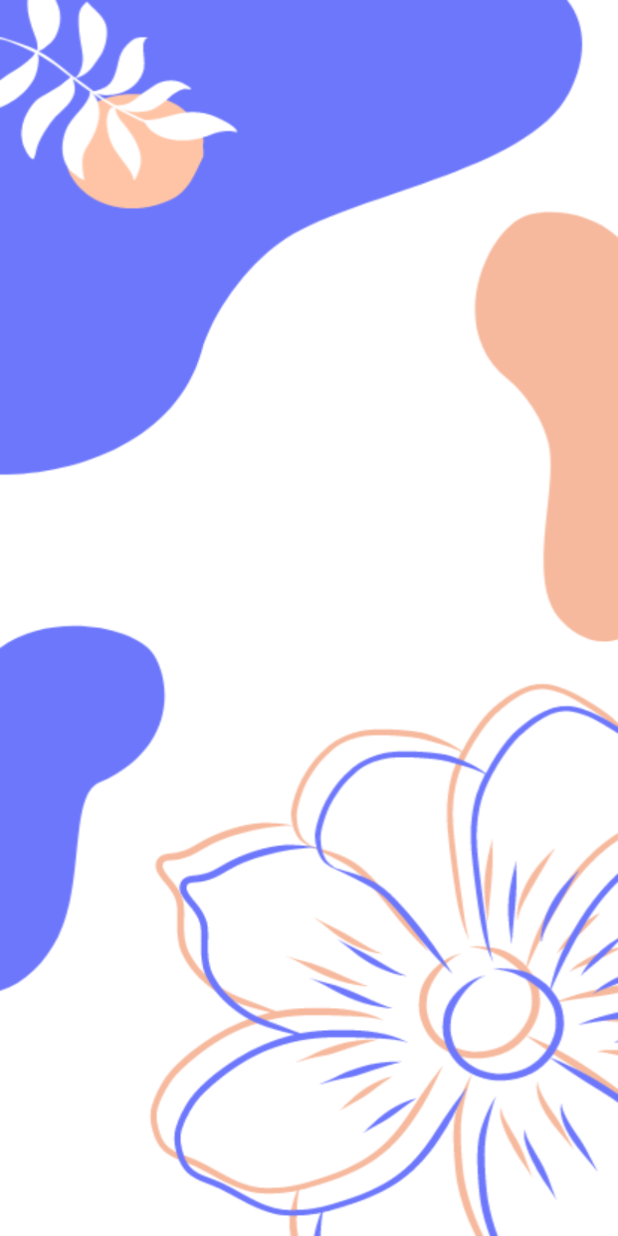
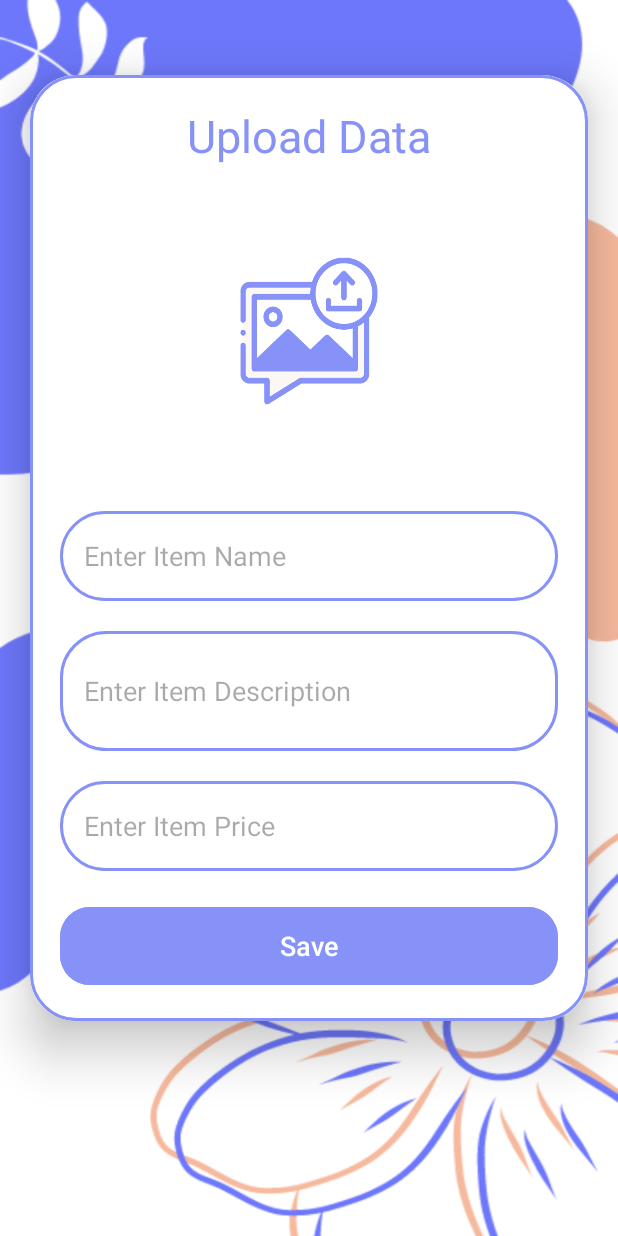
Before and after one commit to Pasindu666/androidapplication, an Android app: the MainActivity screen opened directly, with no data from a screen before it, after a tap on "Add Items", on a phone screen of 412 x 824 dp. Run offline under Robolectric (Android 15) with nearby library versions, the phone set to English and light mode, and no system bars; our stand-ins replace Firebase (no records; nobody signed in at launch, a user with empty details on screens opened directly).

Commit message:
Android Application (Upload Items Added)

```diff
--- a/app/build.gradle
+++ b/app/build.gradle
@@ -35,6 +35,9 @@ dependencies {
     implementation 'com.google.android.material:material:1.9.0'
     implementation 'androidx.constraintlayout:constraintlayout:2.1.4'
     implementation 'com.google.firebase:firebase-auth-ktx:22.1.2'
+    implementation 'com.google.firebase:firebase-database-ktx:20.2.2'
+    implementation 'com.google.firebase:firebase-storage-ktx:20.2.1'
+    implementation 'com.google.firebase:firebase-storage:20.2.1'
     testImplementation 'junit:junit:4.13.2'
     androidTestImplementation 'androidx.test.ext:junit:1.1.5'
     androidTestImplementation 'androidx.test.espresso:espresso-core:3.5.1'
--- a/app/src/main/AndroidManifest.xml
+++ b/app/src/main/AndroidManifest.xml
@@ -1,6 +1,8 @@
 <?xml version="1.0" encoding="utf-8"?>
 <manifest xmlns:android="http://schemas.android.com/apk/res/android"
     xmlns:tools="http://schemas.android.com/tools">
+
+    <uses-permission android:name="android.permission.READ_EXTERNAL_STORAGE" />
 
     <application
         android:allowBackup="true"
@@ -13,7 +15,7 @@
         android:theme="@style/Theme.SignupLoginFirebase"
         tools:targetApi="31">
         <activity
-            android:name=".Add"
+            android:name=".Upload_Activity"
             android:exported="false" />
         <activity
             android:name=".LoginActivity"
--- a/app/src/main/java/com/example/signuploginfirebase/Add.java
+++ /dev/null
@@ -1,21 +0,0 @@
-package com.example.signuploginfirebase;
-
-import androidx.appcompat.app.AppCompatActivity;
-import androidx.cardview.widget.CardView;
-
-import android.content.Intent;
-import android.os.Bundle;
-import android.view.View;
-
-public class Add extends AppCompatActivity {
-
-    CardView addItemCard;
-
-    @Override
-    protected void onCreate(Bundle savedInstanceState) {
-        super.onCreate(savedInstanceState);
-        setContentView(R.layout.add_new_item);
-
-
-    }
-}
--- a/app/src/main/java/com/example/signuploginfirebase/MainActivity.java
+++ b/app/src/main/java/com/example/signuploginfirebase/MainActivity.java
@@ -21,7 +21,7 @@ public class MainActivity extends AppCompatActivity {
         addItemCard.setOnClickListener(new View.OnClickListener() {
             @Override
             public void onClick(View v) {
-                Intent intent = new Intent(MainActivity.this, Add.class);
+                Intent intent = new Intent(MainActivity.this, Upload_Activity.class);
                 startActivity(intent);
             }
         });
--- /dev/null
+++ b/app/src/main/java/com/example/signuploginfirebase/Upload_Activity.java
@@ -0,0 +1,143 @@
+package com.example.signuploginfirebase;
+
+import androidx.activity.result.ActivityResult;
+import androidx.activity.result.ActivityResultCallback;
+import androidx.activity.result.ActivityResultLauncher;
+import androidx.activity.result.contract.ActivityResultContracts;
+import androidx.annotation.NonNull;
+import androidx.appcompat.app.AlertDialog;
+import androidx.appcompat.app.AppCompatActivity;
+import androidx.cardview.widget.CardView;
+
+import android.app.Activity;
+import android.content.Intent;
+import android.net.Uri;
+import android.os.Bundle;
+import android.view.View;
+import android.widget.Button;
+import android.widget.EditText;
+import android.widget.ImageView;
+import android.widget.Toast;
+
+import com.google.android.gms.tasks.OnCompleteListener;
+import com.google.android.gms.tasks.OnFailureListener;
+import com.google.android.gms.tasks.OnSuccessListener;
+import com.google.android.gms.tasks.Task;
+import com.google.firebase.database.FirebaseDatabase;
+import com.google.firebase.ktx.Firebase;
+import com.google.firebase.storage.FirebaseStorage;
+import com.google.firebase.storage.StorageReference;
+import com.google.firebase.storage.UploadTask;
+
+public class Upload_Activity extends AppCompatActivity {
+
+    ImageView uploadImage;
+    Button saveButton;
+    EditText uploadTopic, uploadDesc, uploadPrice;
+    String imageURL;
+    Uri uri;
+
+    @Override
+    protected void onCreate(Bundle savedInstanceState) {
+        super.onCreate(savedInstanceState);
+        setContentView(R.layout.upload_activity);
+
+        uploadImage = findViewById(R.id.uploadImage);
+        uploadDesc = findViewById(R.id.uploadDesc);
+        uploadPrice = findViewById(R.id.uploadPrice);
+        uploadTopic = findViewById(R.id.uploadTopic);
+        saveButton = findViewById(R.id.saveButton);
+
+        ActivityResultLauncher<Intent> activityResultLauncher = registerForActivityResult(
+                new ActivityResultContracts.StartActivityForResult(),
+                new ActivityResultCallback<ActivityResult>() {
+                    @Override
+                    public void onActivityResult(ActivityResult result) {
+                        if (result.getResultCode() == Activity.RESULT_OK){
+                            Intent data = result.getData();
+                            uri = data.getData();
+                            uploadImage.setImageURI(uri);
+                        } else {
+                            Toast.makeText(Upload_Activity.this, "No Image Selected", Toast.LENGTH_SHORT).show();
+                        }
+                    }
+                }
+        );
+
+        uploadImage.setOnClickListener(new View.OnClickListener() {
+            @Override
+            public void onClick(View v) {
+                Intent photoPicker = new Intent(Intent.ACTION_PICK);
+                photoPicker.setType("image/*");
+                activityResultLauncher.launch(photoPicker);
+            }
+        });
+
+        saveButton.setOnClickListener(new View.OnClickListener() {
+            @Override
+            public void onClick(View v) {
+                saveData();
+            }
+        });
+
+    }
+
+    public void saveData(){
+
+        StorageReference storageReference = FirebaseStorage.getInstance().getReference().child("Android Images")
+                .child(uri.getLastPathSegment());
+
+        AlertDialog.Builder builder = new AlertDialog.Builder(Upload_Activity.this);
+        builder.setCancelable(false);
+        builder.setView(R.layout.progress_layout);
+        AlertDialog dialog = builder.create();
+        dialog.show();
+
+        storageReference.putFile(uri).addOnSuccessListener(new OnSuccessListener<UploadTask.TaskSnapshot>() {
+            @Override
+            public void onSuccess(UploadTask.TaskSnapshot taskSnapshot) {
+
+                Task<Uri> uriTask = taskSnapshot.getStorage().getDownloadUrl();
+                while (!uriTask.isComplete());
+                Uri urlImage = uriTask.getResult();
+                imageURL = urlImage.toString();
+                uploadData();
+                dialog.dismiss();
+
+            }
+        }).addOnFailureListener(new OnFailureListener() {
+            @Override
+            public void onFailure(@NonNull Exception e) {
+                dialog.dismiss();
+            }
+        });
+
+    }
+
+    public void uploadData(){
+
+        String title = uploadTopic.getText().toString();
+        String desc = uploadDesc.getText().toString();
+        String price = uploadPrice.getText().toString();
+
+        DataClass dataClass = new DataClass(title, desc, price, imageURL);
+
+        FirebaseDatabase.getInstance().getReference("Product List").child(title)
+                .setValue(dataClass).addOnCompleteListener(new OnCompleteListener<Void>() {
+                    @Override
+                    public void onComplete(@NonNull Task<Void> task) {
+                        if (task.isSuccessful()){
+                            Toast.makeText(Upload_Activity.this, "Saved", Toast.LENGTH_SHORT).show();
+                            finish();
+                        }
+                    }
+                }).addOnFailureListener(new OnFailureListener() {
+                    @Override
+                    public void onFailure(@NonNull Exception e) {
+                        Toast.makeText(Upload_Activity.this, e.getMessage().toString(), Toast.LENGTH_SHORT).show();
+                    }
+                });
+
+    }
+
+}
--- a/app/src/main/res/layout/add_new_item.xml
+++ /dev/null
@@ -1,10 +0,0 @@
-<?xml version="1.0" encoding="utf-8"?>
-<androidx.constraintlayout.widget.ConstraintLayout xmlns:android="http://schemas.android.com/apk/res/android"
-    xmlns:app="http://schemas.android.com/apk/res-auto"
-    xmlns:tools="http://schemas.android.com/tools"
-    android:layout_width="match_parent"
-    android:layout_height="match_parent"
-    android:background="@drawable/pagebkg"
-    tools:context=".MainActivity">
-
-</androidx.constraintlayout.widget.ConstraintLayout>
--- /dev/null
+++ b/app/src/main/res/layout/upload_activity.xml
@@ -0,0 +1,92 @@
+<?xml version="1.0" encoding="utf-8"?>
+<ScrollView
+    xmlns:android="http://schemas.android.com/apk/res/android"
+    xmlns:app="http://schemas.android.com/apk/res-auto"
+    xmlns:tools="http://schemas.android.com/tools"
+    android:layout_width="match_parent"
+    android:layout_height="match_parent"
+    android:background="@drawable/pagebkg"
+    tools:context=".MainActivity">
+
+    <androidx.cardview.widget.CardView
+        android:layout_width="match_parent"
+        android:layout_height="wrap_content"
+        android:layout_marginTop="50dp"
+        android:layout_marginEnd="20dp"
+        android:layout_marginStart="20dp"
+        app:cardCornerRadius="30dp"
+        app:cardElevation="20dp">
+
+        <LinearLayout
+            android:layout_width="match_parent"
+            android:layout_height="wrap_content"
+            android:orientation="vertical"
+            android:layout_gravity="center_horizontal"
+            android:padding="20dp"
+            android:background="@drawable/custom_edittext">
+
+            <TextView
+                android:layout_width="match_parent"
+                android:layout_height="wrap_content"
+                android:text="Upload Data"
+                android:textSize="30sp"
+                android:textAlignment="center"
+                android:textColor="@color/lavender"/>
+
+            <ImageView
+                android:layout_width="match_parent"
+                android:layout_height="200dp"
+                android:src="@drawable/uploadimg"
+                android:id="@+id/uploadImage"
+                android:layout_marginTop="10dp"
+                android:scaleType="fitXY"/>
+
+            <EditText
+                android:layout_width="match_parent"
+                android:layout_height="60dp"
+                android:id="@+id/uploadTopic"
+                android:background="@drawable/custom_edittext"
+                android:layout_marginTop="20dp"
+                android:padding="16dp"
+                android:hint="Enter Item Name"
+                android:gravity="start|center_vertical"
+                android:textColor="@color/lavender"/>
+
+            <EditText
+                android:layout_width="match_parent"
+                android:layout_height="80dp"
+                android:id="@+id/uploadDesc"
+                android:background="@drawable/custom_edittext"
+                android:layout_marginTop="20dp"
+                android:padding="16dp"
+                android:hint="Enter Item Description"
+                android:gravity="start|center_vertical"
+                android:textColor="@color/lavender"/>
+
+            <EditText
+                android:layout_width="match_parent"
+                android:layout_height="60dp"
+                android:id="@+id/uploadPrice"
+                android:background="@drawable/custom_edittext"
+                android:layout_marginTop="20dp"
+                android:padding="16dp"
+                android:hint="Enter Item Price"
+                android:gravity="start|center_vertical"
+                android:textColor="@color/lavender"/>
+
+            <Button
+                android:layout_width="match_parent"
+                android:layout_height="60dp"
+                android:text="Save"
+                android:id="@+id/saveButton"
+                android:textSize="18sp"
+                android:layout_marginTop="20dp"
+                app:cornerRadius="20dp"
+                android:backgroundTint="@color/lavender"/>
+
+
+        </LinearLayout>
+
+    </androidx.cardview.widget.CardView>
+
+</ScrollView>
```
Also changed, not shown: app/src/main/java/com/example/signuploginfirebase/DataClass.java (added, +31 -0 lines), app/src/main/res/layout/progress_layout.xml (added, +24 -0 lines), app/src/main/res/drawable/uploadimg.png (added).
